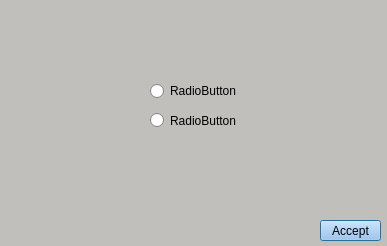
jackr276/BlackCat, file Black-Cat-App/passgen_settings.ui: the form before one commit.
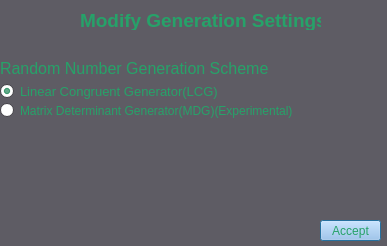
The form after the commit.

Commit message: changed color scheme

```diff
--- a/Black-Cat-App/passgen_settings.ui
+++ b/Black-Cat-App/passgen_settings.ui
@@ -13,23 +13,77 @@
   <property name="palette">
    <palette>
     <active>
+     <colorrole role="WindowText">
+      <brush brushstyle="SolidPattern">
+       <color alpha="255">
+        <red>38</red>
+        <green>162</green>
+        <blue>105</blue>
+       </color>
+      </brush>
+     </colorrole>
+     <colorrole role="Text">
+      <brush brushstyle="SolidPattern">
+       <color alpha="255">
+        <red>38</red>
+        <green>162</green>
+        <blue>105</blue>
+       </color>
+      </brush>
+     </colorrole>
+     <colorrole role="ButtonText">
+      <brush brushstyle="SolidPattern">
+       <color alpha="255">
+        <red>38</red>
+        <green>162</green>
+        <blue>105</blue>
+       </color>
+      </brush>
+     </colorrole>
      <colorrole role="Window">
       <brush brushstyle="SolidPattern">
        <color alpha="255">
-        <red>192</red>
-        <green>191</green>
-        <blue>188</blue>
+        <red>94</red>
+        <green>92</green>
+        <blue>100</blue>
        </color>
       </brush>
      </colorrole>
     </active>
     <inactive>
+     <colorrole role="WindowText">
+      <brush brushstyle="SolidPattern">
+       <color alpha="255">
+        <red>38</red>
+        <green>162</green>
+        <blue>105</blue>
+       </color>
+      </brush>
+     </colorrole>
+     <colorrole role="Text">
+      <brush brushstyle="SolidPattern">
+       <color alpha="255">
+        <red>38</red>
+        <green>162</green>
+        <blue>105</blue>
+       </color>
+      </brush>
+     </colorrole>
+     <colorrole role="ButtonText">
+      <brush brushstyle="SolidPattern">
+       <color alpha="255">
+        <red>38</red>
+        <green>162</green>
+        <blue>105</blue>
+       </color>
+      </brush>
+     </colorrole>
      <colorrole role="Window">
       <brush brushstyle="SolidPattern">
        <color alpha="255">
-        <red>192</red>
-        <green>191</green>
-        <blue>188</blue>
+        <red>94</red>
+        <green>92</green>
+        <blue>100</blue>
        </color>
       </brush>
      </colorrole>
@@ -38,18 +92,18 @@
      <colorrole role="Base">
       <brush brushstyle="SolidPattern">
        <color alpha="255">
-        <red>192</red>
-        <green>191</green>
-        <blue>188</blue>
+        <red>94</red>
+        <green>92</green>
+        <blue>100</blue>
        </color>
       </brush>
      </colorrole>
      <colorrole role="Window">
       <brush brushstyle="SolidPattern">
        <color alpha="255">
-        <red>192</red>
-        <green>191</green>
-        <blue>188</blue>
+        <red>94</red>
+        <green>92</green>
+        <blue>100</blue>
        </color>
       </brush>
      </colorrole>
@@ -62,14 +116,59 @@
   <widget class="QRadioButton" name="radioButton">
    <property name="geometry">
     <rect>
-     <x>150</x>
+     <x>0</x>
      <y>80</y>
-     <width>99</width>
+     <width>221</width>
      <height>22</height>
     </rect>
    </property>
+   <property name="palette">
+    <palette>
+     <active>
+      <colorrole role="Button">
+       <brush brushstyle="SolidPattern">
+        <color alpha="255">
+         <red>53</red>
+         <green>132</green>
+         <blue>228</blue>
+        </color>
+       </brush>
+      </colorrole>
+     </active>
+     <inactive>
+      <colorrole role="Button">
+       <brush brushstyle="SolidPattern">
+        <color alpha="255">
+         <red>53</red>
+         <green>132</green>
+         <blue>228</blue>
+        </color>
+       </brush>
+      </colorrole>
+     </inactive>
+     <disabled>
+      <colorrole role="Button">
+       <brush brushstyle="SolidPattern">
+        <color alpha="255">
+         <red>53</red>
+         <green>132</green>
+         <blue>228</blue>
+        </color>
+       </brush>
+      </colorrole>
+     </disabled>
+    </palette>
+   </property>
+   <property name="font">
+    <font>
+     <pointsize>10</pointsize>
+    </font>
+   </property>
    <property name="text">
-    <string>RadioButton</string>
+    <string>Linear Congruent Generator(LCG)</string>
+   </property>
+   <property name="checked">
+    <bool>true</bool>
    </property>
   </widget>
   <widget class="QPushButton" name="pushButton">
@@ -125,14 +224,51 @@
   <widget class="QRadioButton" name="radioButton_2">
    <property name="geometry">
     <rect>
-     <x>150</x>
-     <y>110</y>
-     <width>99</width>
+     <x>0</x>
+     <y>100</y>
+     <width>321</width>
      <height>21</height>
     </rect>
    </property>
    <property name="text">
-    <string>RadioButton</string>
+    <string>Matrix Determinant Generator(MDG)(Experimental)</string>
+   </property>
+  </widget>
+  <widget class="QLabel" name="Window_Title">
+   <property name="geometry">
+    <rect>
+     <x>80</x>
+     <y>10</y>
+     <width>241</width>
+     <height>20</height>
+    </rect>
+   </property>
+   <property name="font">
+    <font>
+     <pointsize>14</pointsize>
+     <bold>true</bold>
+    </font>
+   </property>
+   <property name="text">
+    <string>Modify Generation Settings</string>
+   </property>
+  </widget>
+  <widget class="QLabel" name="label">
+   <property name="geometry">
+    <rect>
+     <x>0</x>
+     <y>60</y>
+     <width>291</width>
+     <height>16</height>
+    </rect>
+   </property>
+   <property name="font">
+    <font>
+     <pointsize>12</pointsize>
+    </font>
+   </property>
+   <property name="text">
+    <string>Random Number Generation Scheme</string>
    </property>
   </widget>
  </widget>
```
Left out of the diff: 6 changed lines with no effect on the pictures. The commit also changes 4 other files.
